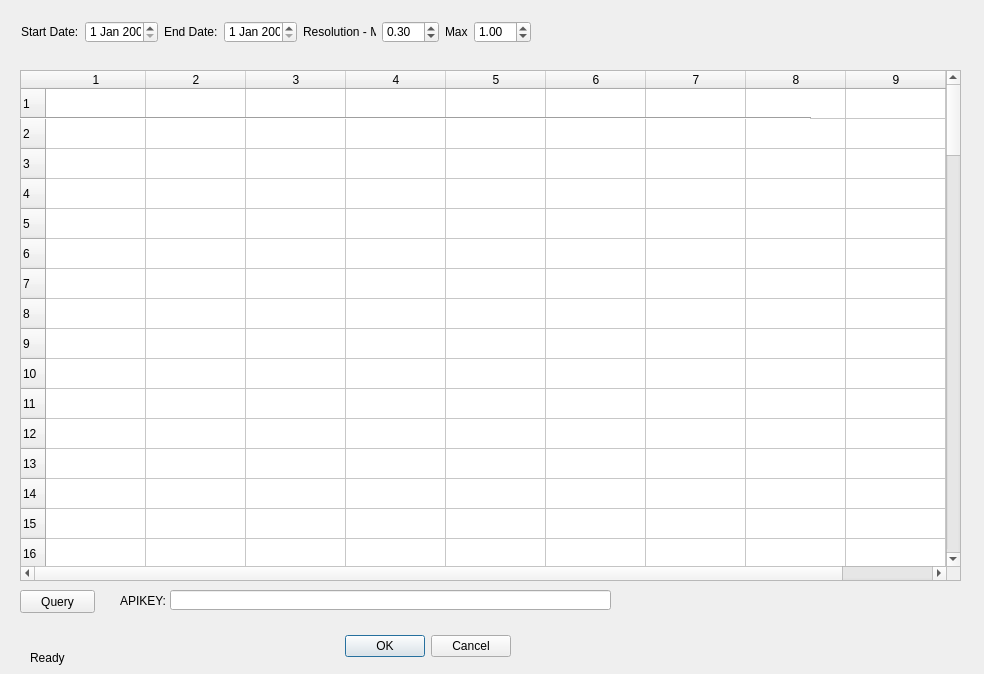
blegeer/GeoCentoQuery, file GeoCenterViewer_dialog_base.ui: the form before one commit.
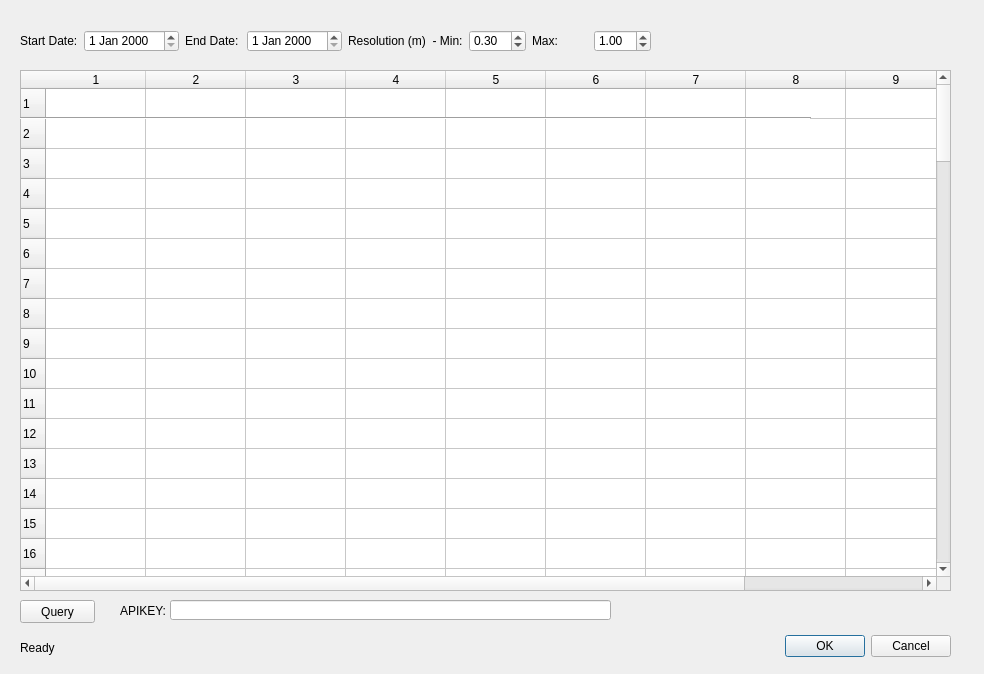
The form after the commit.

Patch:
```diff
--- a/GeoCenterViewer_dialog_base.ui
+++ b/GeoCenterViewer_dialog_base.ui
@@ -16,7 +16,7 @@
   <widget class="QDialogButtonBox" name="button_box">
    <property name="geometry">
     <rect>
-     <x>170</x>
+     <x>610</x>
      <y>630</y>
      <width>341</width>
      <height>32</height>
@@ -34,8 +34,8 @@
     <rect>
      <x>20</x>
      <y>70</y>
-     <width>941</width>
-     <height>511</height>
+     <width>931</width>
+     <height>521</height>
     </rect>
    </property>
    <property name="rowCount">
@@ -172,7 +172,7 @@
    <property name="geometry">
     <rect>
      <x>20</x>
-     <y>590</y>
+     <y>600</y>
      <width>75</width>
      <height>23</height>
     </rect>
@@ -184,9 +184,9 @@
   <widget class="QLabel" name="statusText">
    <property name="geometry">
     <rect>
-     <x>30</x>
-     <y>650</y>
-     <width>541</width>
+     <x>20</x>
+     <y>640</y>
+     <width>771</width>
      <height>16</height>
     </rect>
    </property>
@@ -198,7 +198,7 @@
    <property name="geometry">
     <rect>
      <x>170</x>
-     <y>590</y>
+     <y>600</y>
      <width>441</width>
      <height>20</height>
     </rect>
@@ -208,7 +208,7 @@
    <property name="geometry">
     <rect>
      <x>120</x>
-     <y>590</y>
+     <y>600</y>
      <width>46</width>
      <height>21</height>
     </rect>
@@ -220,9 +220,9 @@
   <widget class="QWidget" name="">
    <property name="geometry">
     <rect>
-     <x>21</x>
-     <y>21</y>
-     <width>510</width>
+     <x>20</x>
+     <y>30</y>
+     <width>631</width>
      <height>22</height>
     </rect>
    </property>
@@ -250,7 +250,7 @@
     <item>
      <widget class="QLabel" name="label_4">
       <property name="text">
-       <string>Resolution - Min:</string>
+       <string>Resolution (m)  - Min:</string>
       </property>
      </widget>
     </item>
@@ -267,7 +267,7 @@
     <item>
      <widget class="QLabel" name="label_5">
       <property name="text">
-       <string>Max</string>
+       <string>Max:</string>
       </property>
      </widget>
     </item>
```
Left out of the diff: 72 changed lines with no effect on the pictures.
